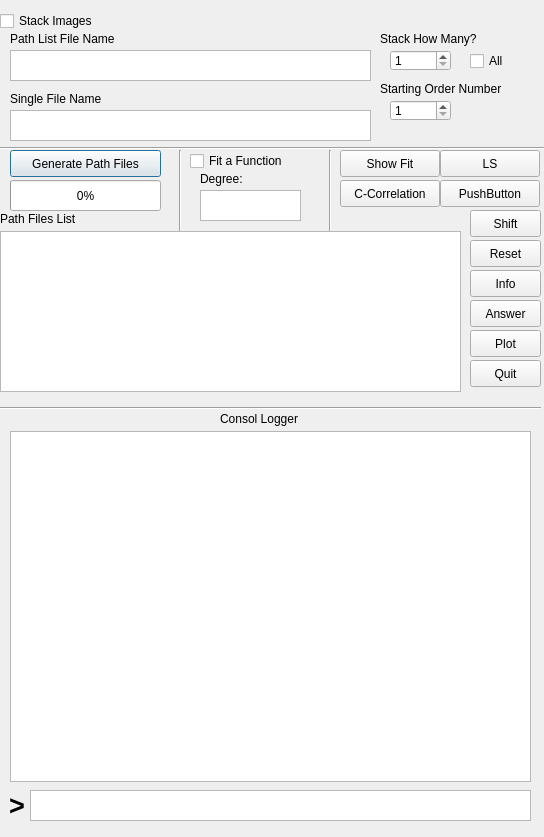
Above: SecondGui.ui from tboudreaux/PHY-2002 before the change. Below: the same form after it.
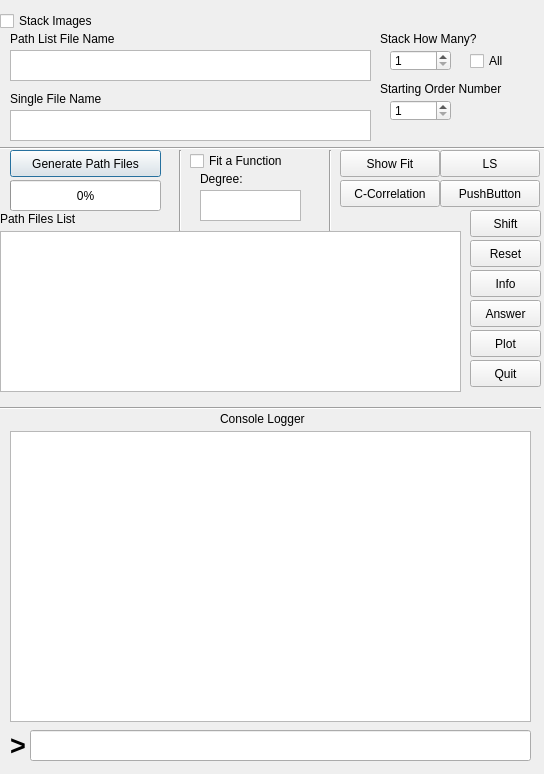
That is the form after the change.

What changed in the file:
```diff
--- a/SecondGui.ui
+++ b/SecondGui.ui
@@ -7,7 +7,7 @@
     <x>0</x>
     <y>0</y>
     <width>544</width>
-    <height>837</height>
+    <height>774</height>
    </rect>
   </property>
   <property name="windowTitle">
@@ -437,7 +437,7 @@
      <x>10</x>
      <y>431</y>
      <width>521</width>
-     <height>351</height>
+     <height>291</height>
     </rect>
    </property>
   </widget>
@@ -446,35 +446,19 @@
     <rect>
      <x>220</x>
      <y>410</y>
-     <width>101</width>
+     <width>111</width>
      <height>17</height>
     </rect>
    </property>
    <property name="text">
-    <string>Consol Logger</string>
-   </property>
-  </widget>
-  <widget class="QTextEdit" name="consolinput">
-   <property name="geometry">
-    <rect>
-     <x>30</x>
-     <y>790</y>
-     <width>501</width>
-     <height>31</height>
-    </rect>
-   </property>
-   <property name="font">
-    <font>
-     <family>Nimbus Mono L</family>
-     <italic>true</italic>
-    </font>
+    <string>Console Logger</string>
    </property>
   </widget>
   <widget class="QLabel" name="label_5">
    <property name="geometry">
     <rect>
-     <x>9</x>
-     <y>790</y>
+     <x>10</x>
+     <y>730</y>
      <width>21</width>
      <height>31</height>
     </rect>
@@ -492,6 +476,16 @@
     <string>&gt;</string>
    </property>
   </widget>
+  <widget class="QLineEdit" name="consolinput">
+   <property name="geometry">
+    <rect>
+     <x>30</x>
+     <y>730</y>
+     <width>501</width>
+     <height>31</height>
+    </rect>
+   </property>
+  </widget>
  </widget>
  <resources/>
  <connections/>
```
